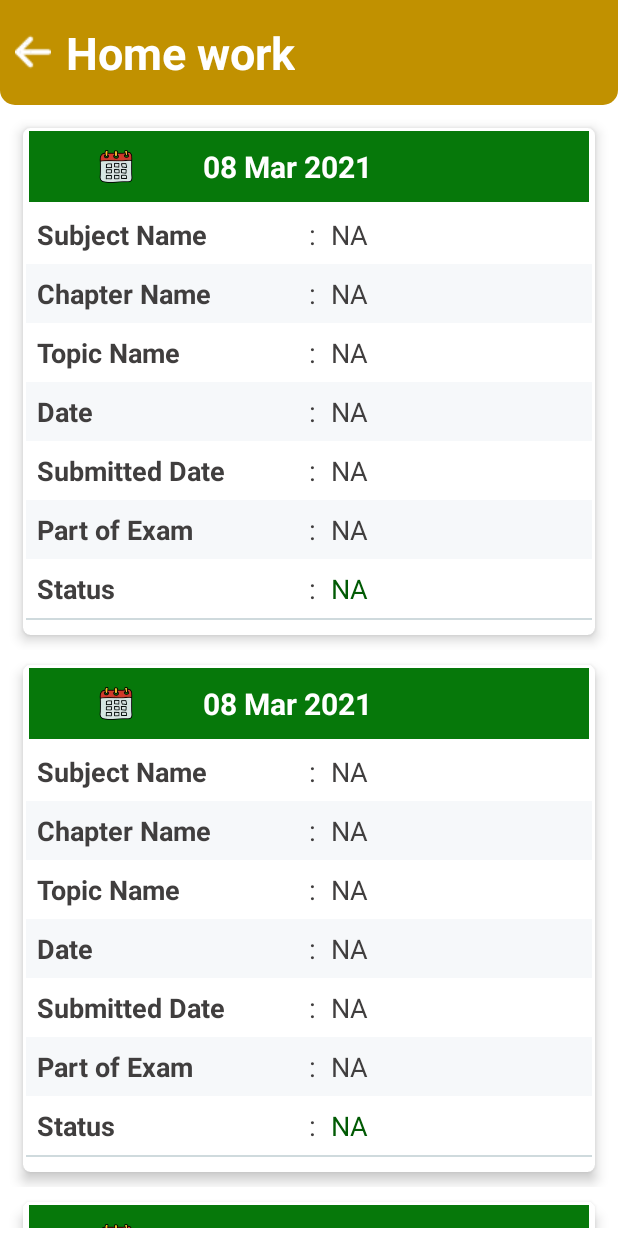
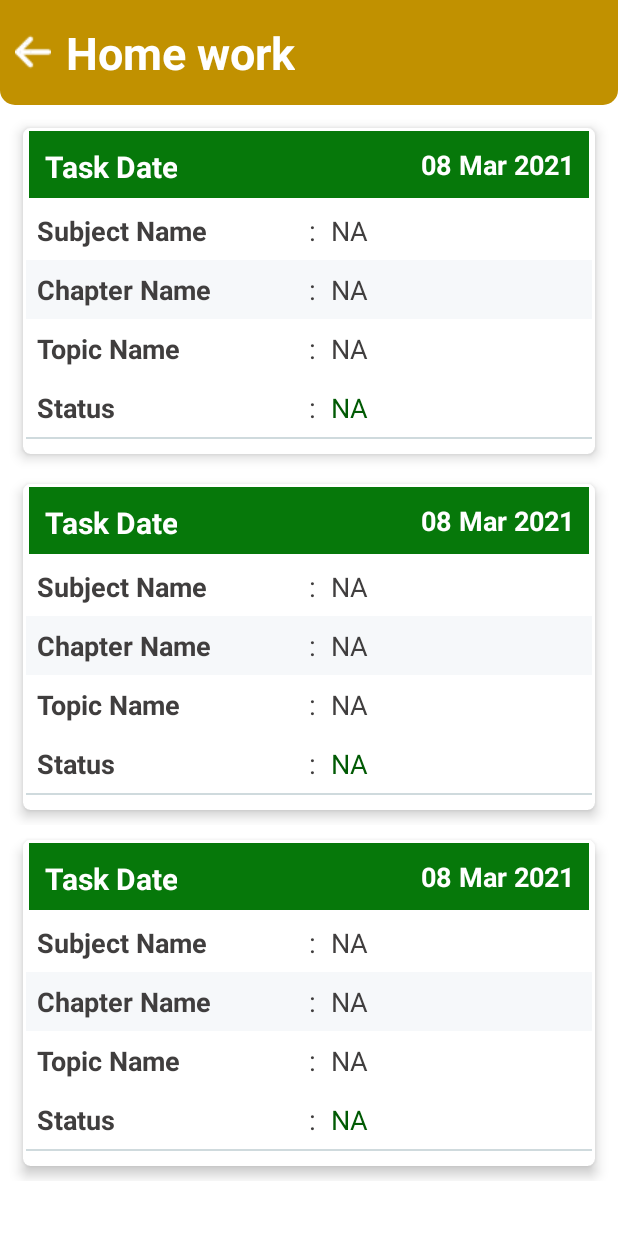
Before and after one commit to epictechnicaltricks/ypp, an Android app: the layout activity_homework.xml on its own in the app's theme, with its tools: preview values and no code run, on a phone screen of 412 x 824 dp. Run offline under Robolectric (Android 15) with nearby library versions, the phone set to English and light mode, and no system bars; network calls fail.

Commit message:
updated 11th oct 2022 by shubhamjit

```diff
--- a/app/src/main/res/layout/activity_homework.xml
+++ b/app/src/main/res/layout/activity_homework.xml
@@ -74,10 +74,10 @@
     </LinearLayout>
 
     <androidx.recyclerview.widget.RecyclerView
-        android:layout_below="@+id/below"
         android:id="@+id/homeworkRecycler"
         android:layout_width="match_parent"
         android:layout_height="wrap_content"
+        android:layout_below="@+id/below"
         android:padding="5dp"
         tools:listitem="@layout/home_work" />
 </RelativeLayout>
--- a/app/src/main/res/layout/home_work.xml
+++ b/app/src/main/res/layout/home_work.xml
@@ -35,11 +35,18 @@
                     <RelativeLayout
                         android:layout_width="wrap_content"
                         android:layout_height="match_parent">
-                        <ImageView
-                            android:layout_centerInParent="true"
+
+                        <TextView
+
                             android:layout_width="wrap_content"
                             android:layout_height="wrap_content"
-                            app:srcCompat="@drawable/calendar"/>
+                            android:gravity="right"
+                            android:text="Task Date"
+                            android:textColor="@color/white"
+                            android:textSize="20sp"
+                            android:textStyle="bold" />
+
+
                     </RelativeLayout>
 
                     <LinearLayout
@@ -49,11 +56,12 @@
                         android:orientation="horizontal">
                         <TextView
                             android:id="@+id/homeworkDate"
-                            android:layout_width="wrap_content"
+                            android:layout_width="match_parent"
                             android:layout_height="wrap_content"
+                           android:gravity="right"
                             android:text="08 Mar 2021"
                             android:textColor="@color/white"
-                            android:textSize="20sp"
+                            android:textSize="18sp"
                             android:textStyle="bold" />
                     </LinearLayout>
 
@@ -232,6 +240,9 @@
             </LinearLayout>
 
             <LinearLayout
+
+                android:visibility="gone"
+
                 android:layout_width="match_parent"
                 android:layout_height="wrap_content"
                 android:orientation="vertical">
@@ -287,6 +298,8 @@
             </LinearLayout>
 
             <LinearLayout
+                android:visibility="gone"
+
                 android:layout_width="match_parent"
                 android:layout_height="wrap_content"
                 android:orientation="vertical">
@@ -340,6 +353,8 @@
             </LinearLayout>
 
             <LinearLayout
+                android:visibility="gone"
+
                 android:layout_width="match_parent"
                 android:layout_height="wrap_content"
                 android:orientation="vertical">
```
Also changed, not shown: app/src/main/java/com/cakiweb/easyscholar/HomeWorkAdapter.java (+24 -3 lines), app/src/main/java/com/cakiweb/easyscholar/Homework.java (+11 -1 lines).
